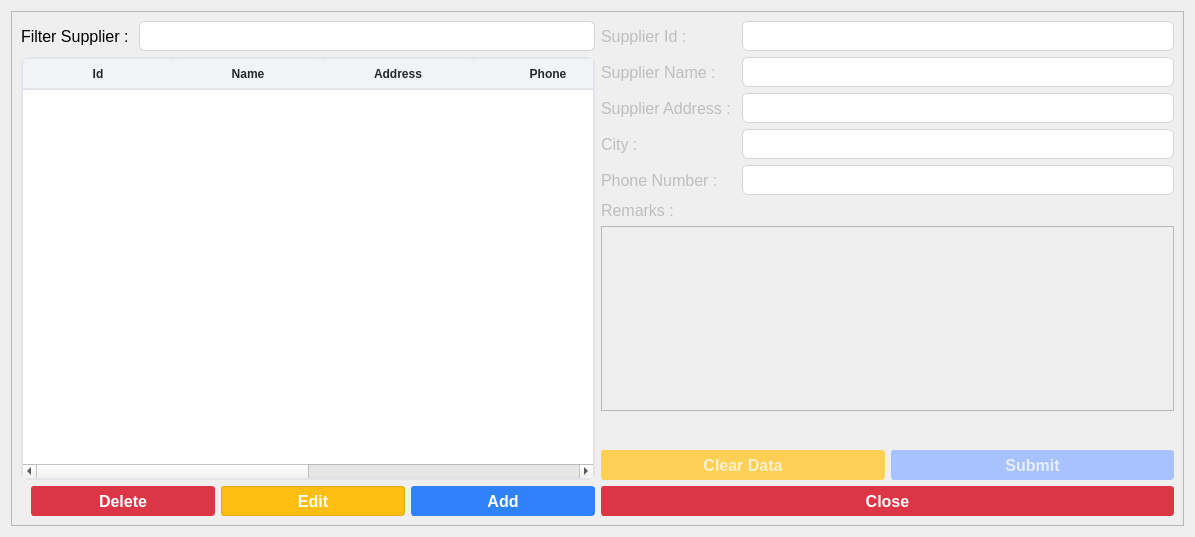
First picture: the form in ui/suppliers.ui, repository michael-halim/pos, before the edit.
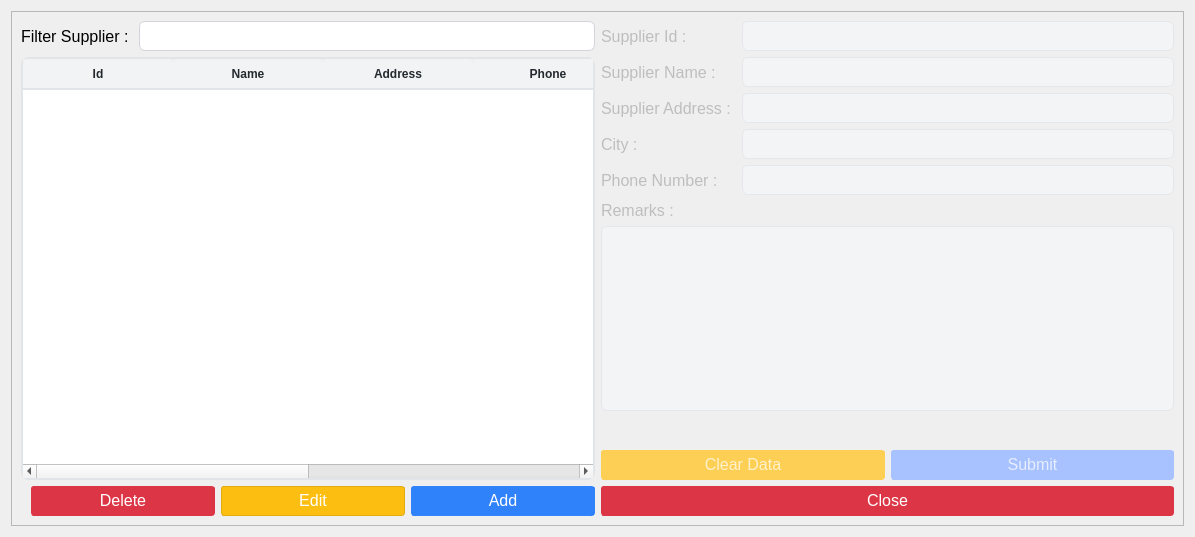
Second picture: the form after the edit. Icons and pictures are not drawn.

Commit message: Patch#37: Added Logs - Added Logs for Products - Added Logs for Suppliers - Added Logs for Categories - Added Logs for Transactions - Added Logs for Users - Added or Update Icon Size

The edit to the form file:
```diff
--- a/ui/suppliers.ui
+++ b/ui/suppliers.ui
@@ -32,20 +32,241 @@
     background-color: #ffffff;       /* White background when focused */
 }
 
+QLineEdit:disabled {
+    border: 1px solid #e5e7eb;      /* Lighter border when disabled */
+    background-color: #f3f4f6;      /* Light gray background when disabled */
+    color: #9ca3af;                 /* Lighter text color when disabled */
+}
+
+/* QComboBox Styling - Improved with clearer state indicators */
+QComboBox {
+    border: 1px solid #d1d5db;      /* Light gray border */
+    border-radius: 6px;             /* Rounded corners */
+    padding: 6px 12px 6px 10px;     /* Add some padding */
+    min-height: 20px;               /* Minimum height */
+    color: #333;                    /* Text color */
+    background-color: #fff;         /* White background */
+    selection-background-color: #93c5fd; /* Light blue selection */
+    font-size: 14px;                /* Consistent font size */
+    min-width: 6em;                 /* Minimum width */
+}
+
+QComboBox:hover:!disabled {
+    border-color: #93c5fd;          /* Light blue border on hover when enabled */
+    background-color: #f0f7ff;      /* Very light blue background on hover */
+}
+
+QComboBox:focus {
+    border: 2px solid #3b82f6;      /* Thicker, darker blue border on focus */
+    background-color: #ffffff;      /* Pure white background when focused */
+}
+
+QComboBox:disabled {
+    border: 1px solid #d9dce0;      /* Very light gray border when disabled */
+    background-color: #f3f4f6;      /* Light gray background when disabled */
+    color: #9ca3af;                 /* Lighter text color when disabled */
+}
+
+QComboBox::drop-down {
+    subcontrol-origin: padding;
+    subcontrol-position: center right;
+    width: 20px;
+    border: none;                   /* Remove border for cleaner look */
+    margin-right: 5px;              /* Add some margin */
+}
+
+/* If you don't have an icon, use this instead: */
+QComboBox::down-arrow {
+    width: 0;
+    height: 0;
+    border-left: 5px solid transparent;
+    border-right: 5px solid transparent;
+    border-top: 5px solid #666;     /* Arrow color */
+    margin-right: 5px;
+}
+
+QComboBox::down-arrow:disabled {
+    border-top: 5px solid #b0b0b0;  /* Lighter arrow color when disabled */
+}
+
+QComboBox:disabled {
+    color: #9ca3af;                 /* Lighter text when disabled */
+    background-color: #f3f4f6;      /* Light gray background */
+    border-color: #e5e7eb;          /* Lighter border */
+}
+
+/* Add a visual indicator for disabled state */
+QComboBox:disabled {
+    color: #9ca3af;
+    background-color: #f3f4f6;
+    border: 1px solid #e5e7eb;
+    padding-right: 25px;            /* Make room for the lock icon */
+}
+
+/* If you don't have a lock icon, use a pattern instead */
+QComboBox:disabled {
+    background-image: repeating-linear-gradient(
+        45deg,
+        transparent,
+        transparent 5px,
+        rgba(200, 200, 200, 0.1) 5px,
+        rgba(200, 200, 200, 0.1) 10px
+    );
+}
+
+QComboBox QAbstractItemView {
+    border: 1px solid #d1d5db;
+    border-radius: 0px 0px 6px 6px;
+    background-color: white;
+    selection-background-color: #3b82f6;  /* Darker blue for better contrast */
+    selection-color: white;               /* White text on selection */
+    outline: none;
+    padding: 5px;
+}
+
+QComboBox QAbstractItemView::item {
+    min-height: 25px;               /* Taller items for better clickability */
+    padding: 5px;                   /* Padding inside items */
+}
+
+QComboBox QAbstractItemView::item:hover {
+    background-color: #e5f0ff;      /* Light blue on hover */
+    color: #333;
+}
+
+/* QTextEdit Styling - Similar to QLineEdit */
+QTextEdit {
+    border: 1px solid #d1d5db;      /* Light gray border */
+    border-radius: 6px;             /* Rounded corners */
+    outline: none;                  /* Remove default outline */
+    color: #333;                    /* Text color */
+    background-color: #fff;         /* White background */
+    padding: 6px 10px;              /* Add some padding for better text display */
+    selection-background-color: #93c5fd; /* Light blue selection */
+}
+
+QTextEdit:focus {
+    border: 1px solid #93c5fd;      /* Blue border on focus */
+    background-color: #ffffff;      /* White background when focused */
+}
+
+QTextEdit:disabled {
+    border: 1px solid #e5e7eb;      /* Lighter border when disabled */
+    background-color: #f3f4f6;      /* Light gray background when disabled */
+    color: #9ca3af;                 /* Lighter text color when disabled */
+}
+
+
+/* QDateEdit Styling */
+QDateEdit {
+    border: 1px solid #d1d5db;
+    border-radius: 6px;
+    padding: 6px 10px;
+    min-height: 20px;
+    color: #333;
+    background-color: #fff;
+    font-size: 14px;
+}
+
+QDateEdit:hover:!disabled {
+    border-color: #93c5fd;
+    background-color: #f0f7ff;
+}
+
+QDateEdit:focus {
+    border: 2px solid #3b82f6;
+    background-color: #ffffff;
+}
+
+QDateEdit:disabled {
+    color: #9ca3af;
+    background-color: #f3f4f6;
+    border: 1px dashed #c0c0c0;
+}
+
+QDateEdit::drop-down {
+    subcontrol-origin: padding;
+    subcontrol-position: center right;
+    width: 20px;
+    border: none;
+    margin-right: 5px;
+}
+
+QDateEdit::down-arrow {
+    width: 0;
+    height: 0;
+    border-left: 5px solid transparent;
+    border-right: 5px solid transparent;
+    border-top: 5px solid #666;
+    margin-right: 5px;
+}
+
+QDateEdit::down-arrow:disabled {
+    border-top: 5px solid #b0b0b0;
+}
+
+/* Calendar popup styling */
+QCalendarWidget {
+    background-color: white;
+    border: 1px solid #d1d5db;
+}
+
+QCalendarWidget QToolButton {
+    color: #333;
+    background-color: transparent;
+    border: 1px solid transparent;
+    border-radius: 4px;
+    padding: 4px;
+}
+
+QCalendarWidget QToolButton:hover {
+    background-color: #f0f7ff;
+    border: 1px solid #93c5fd;
+}
+
+QCalendarWidget QMenu {
+    background-color: white;
+    border: 1px solid #d1d5db;
+    padding: 5px;
+}
+
+QCalendarWidget QSpinBox {
+    border: 1px solid #d1d5db;
+    border-radius: 4px;
+    padding: 3px;
+    background-color: white;
+}
+
+QCalendarWidget QAbstractItemView:enabled {
+    background-color: white;
+    color: #333;
+    selection-background-color: #3b82f6;
+    selection-color: white;
+}
+
+QCalendarWidget QAbstractItemView:disabled {
+    color: #9ca3af;
+}
+
+QCalendarWidget QWidget#qt_calendar_navigationbar {
+    background-color: #f1f5f9;
+    border-bottom: 1px solid #d1d5db;
+    padding: 4px;
+}
+
 QPushButton {
-    font-weight: 500;
     text-align: center;
     white-space: nowrap;
     vertical-align: middle;
     border: 1px solid transparent;
-    padding: 0.375rem 0.75rem;
-    font-size: 1rem;
     line-height: 1.5;
     border-radius: 3px;
     margin: 0.25rem;
 	opacity: 0.55;
+	padding-bottom:2px;
 
-}</string>
+}
+</string>
   </property>
   <layout class="QGridLayout" name="gridLayout_2">
    <item row="0" column="0">
@@ -303,8 +524,8 @@
               <property name="font">
                <font>
                 <pointsize>12</pointsize>
-                <weight>62</weight>
-                <bold>true</bold>
+                <weight>50</weight>
+                <bold>false</bold>
                </font>
               </property>
               <property name="styleSheet">
@@ -327,8 +548,8 @@
               </property>
               <property name="iconSize">
                <size>
-                <width>18</width>
-                <height>18</height>
+                <width>14</width>
+                <height>14</height>
                </size>
               </property>
              </widget>
@@ -344,8 +565,8 @@
               <property name="font">
                <font>
                 <pointsize>12</pointsize>
-                <weight>62</weight>
-                <bold>true</bold>
+                <weight>50</weight>
+                <bold>false</bold>
                </font>
               </property>
               <property name="styleSheet">
@@ -381,8 +602,8 @@
               </property>
               <property name="iconSize">
                <size>
-                <width>18</width>
-                <height>18</height>
+                <width>14</width>
+                <height>14</height>
                </size>
               </property>
              </widget>
@@ -398,8 +619,8 @@
               <property name="font">
                <font>
                 <pointsize>12</pointsize>
-                <weight>62</weight>
-                <bold>true</bold>
+                <weight>50</weight>
+                <bold>false</bold>
                </font>
               </property>
               <property name="styleSheet">
@@ -421,6 +642,12 @@
                <iconset>
                 <normaloff>../assets/plus.png</normaloff>../assets/plus.png</iconset>
               </property>
+              <property name="iconSize">
+               <size>
+                <width>14</width>
+                <height>14</height>
+               </size>
+              </property>
              </widget>
             </item>
            </layout>
@@ -667,8 +894,8 @@
               <property name="font">
                <font>
                 <pointsize>12</pointsize>
-                <weight>62</weight>
-                <bold>true</bold>
+                <weight>50</weight>
+                <bold>false</bold>
                </font>
               </property>
               <property name="styleSheet">
@@ -724,8 +951,8 @@
               <property name="font">
                <font>
                 <pointsize>12</pointsize>
-                <weight>62</weight>
-                <bold>true</bold>
+                <weight>50</weight>
+                <bold>false</bold>
                </font>
               </property>
               <property name="styleSheet">
@@ -754,8 +981,8 @@
               </property>
               <property name="iconSize">
                <size>
-                <width>18</width>
-                <height>18</height>
+                <width>14</width>
+                <height>14</height>
                </size>
               </property>
              </widget>
@@ -776,8 +1003,8 @@
             <property name="font">
              <font>
               <pointsize>12</pointsize>
-              <weight>62</weight>
-              <bold>true</bold>
+              <weight>50</weight>
+              <bold>false</bold>
              </font>
             </property>
             <property name="styleSheet">
@@ -798,6 +1025,12 @@
              <iconset>
               <normaloff>../assets/close.png</normaloff>../assets/close.png</iconset>
             </property>
+            <property name="iconSize">
+             <size>
+              <width>12</width>
+              <height>12</height>
+             </size>
+            </property>
            </widget>
           </item>
          </layout>
```
The commit also changes 32 other files.
